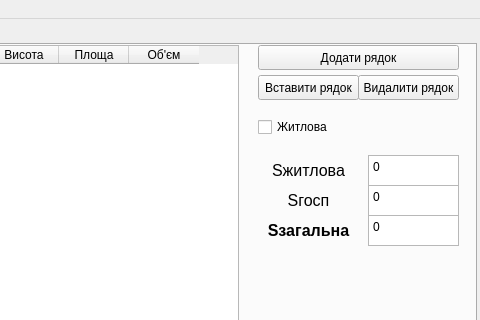
The window that form.ui (Alex482Ukr/calcarea) describes before a commit, drawn with Qt 5; both pictures show x 233 to 713 and y 0 to 320 of the 713 by 500 pixel window.
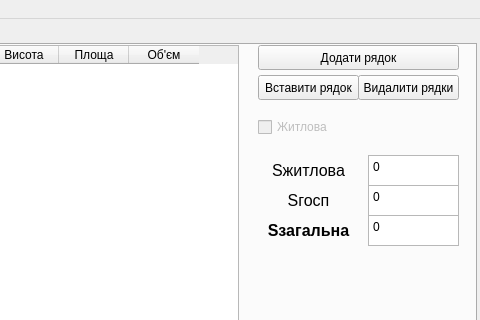
The same window after the commit.

Commit message: Fix multiple row deletion

```diff
--- a/form.ui
+++ b/form.ui
@@ -251,12 +251,12 @@
        </rect>
       </property>
       <property name="text">
-       <string>Видалити рядок</string>
+       <string>Видалити рядки</string>
       </property>
      </widget>
      <widget class="QCheckBox" name="checkBox">
       <property name="enabled">
-       <bool>true</bool>
+       <bool>false</bool>
       </property>
       <property name="geometry">
        <rect>
```
Left out of the diff: 2 changed lines with no effect on the pictures. The commit also changes 2 other files.
